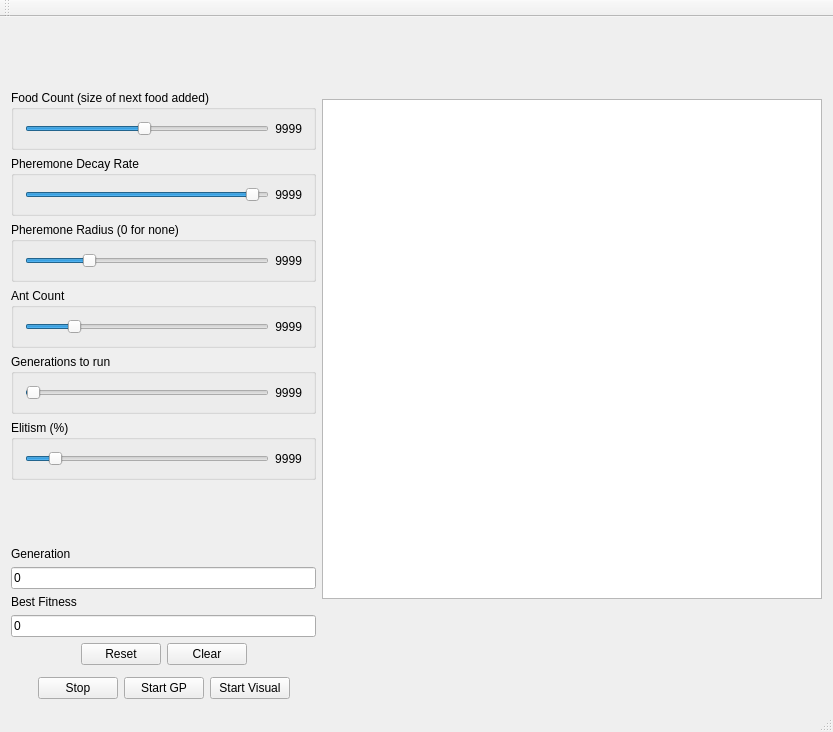
First picture: the form in Part3/part3window.ui, repository DrewMartin/GP-Ants, before the edit.
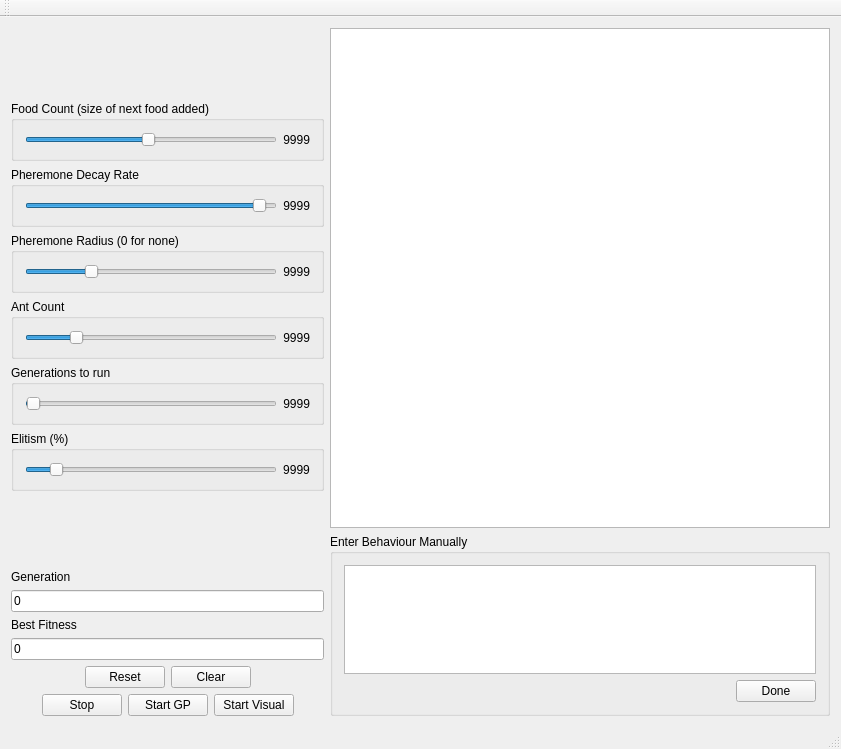
Second picture: the form after the edit. Custom widgets are drawn as their Qt base class.

Commit message: Parsing of existing behaviours for part 3

```diff
--- a/Part3/part3window.ui
+++ b/Part3/part3window.ui
@@ -6,8 +6,8 @@
    <rect>
     <x>0</x>
     <y>0</y>
-    <width>833</width>
-    <height>732</height>
+    <width>841</width>
+    <height>749</height>
    </rect>
   </property>
   <property name="windowTitle">
@@ -15,7 +15,7 @@
   </property>
   <widget class="QWidget" name="centralWidget">
    <layout class="QGridLayout" name="gridLayout">
-    <item row="0" column="0">
+    <item row="0" column="0" rowspan="2">
      <layout class="QVBoxLayout" name="verticalLayout_2">
       <item>
        <spacer name="verticalSpacer_2">
@@ -402,31 +402,7 @@
         </property>
        </widget>
       </item>
-     </layout>
-    </item>
-    <item row="0" column="1" rowspan="3">
-     <widget class="GraphicsView" name="graphicsView">
-      <property name="sizePolicy">
-       <sizepolicy hsizetype="Fixed" vsizetype="Fixed">
-        <horstretch>0</horstretch>
-        <verstretch>0</verstretch>
-       </sizepolicy>
-      </property>
-      <property name="minimumSize">
-       <size>
-        <width>500</width>
-        <height>500</height>
-       </size>
-      </property>
-      <property name="verticalScrollBarPolicy">
-       <enum>Qt::ScrollBarAlwaysOff</enum>
-      </property>
-      <property name="horizontalScrollBarPolicy">
-       <enum>Qt::ScrollBarAlwaysOff</enum>
-      </property>
-     </widget>
-    </item>
-    <item row="1" column="0">
+      <item>
      <layout class="QHBoxLayout" name="horizontalLayout_5">
       <item>
        <spacer name="horizontalSpacer_3">
@@ -470,7 +446,7 @@
       </item>
      </layout>
     </item>
-    <item row="3" column="0">
+      <item>
      <layout class="QHBoxLayout" name="horizontalLayout_4">
       <item>
        <spacer name="horizontalSpacer">
@@ -522,6 +498,78 @@
      </layout>
     </item>
    </layout>
+    </item>
+    <item row="0" column="1">
+     <widget class="GraphicsView" name="graphicsView">
+      <property name="sizePolicy">
+       <sizepolicy hsizetype="Fixed" vsizetype="Fixed">
+        <horstretch>0</horstretch>
+        <verstretch>0</verstretch>
+       </sizepolicy>
+      </property>
+      <property name="minimumSize">
+       <size>
+        <width>500</width>
+        <height>500</height>
+       </size>
+      </property>
+      <property name="verticalScrollBarPolicy">
+       <enum>Qt::ScrollBarAlwaysOff</enum>
+      </property>
+      <property name="horizontalScrollBarPolicy">
+       <enum>Qt::ScrollBarAlwaysOff</enum>
+      </property>
+     </widget>
+    </item>
+    <item row="1" column="1">
+     <widget class="QGroupBox" name="groupBox_7">
+      <property name="title">
+       <string>Enter Behaviour Manually</string>
+      </property>
+      <layout class="QVBoxLayout" name="verticalLayout_3">
+       <item>
+        <widget class="QTextEdit" name="behaviourEdit"/>
+       </item>
+       <item>
+        <layout class="QHBoxLayout" name="horizontalLayout_9">
+         <item>
+          <spacer name="horizontalSpacer_5">
+           <property name="orientation">
+            <enum>Qt::Horizontal</enum>
+           </property>
+           <property name="sizeHint" stdset="0">
+            <size>
+             <width>40</width>
+             <height>20</height>
+            </size>
+           </property>
+          </spacer>
+         </item>
+         <item>
+          <widget class="QPushButton" name="behaviourButton">
+           <property name="sizePolicy">
+            <sizepolicy hsizetype="Minimum" vsizetype="Fixed">
+             <horstretch>0</horstretch>
+             <verstretch>0</verstretch>
+            </sizepolicy>
+           </property>
+           <property name="minimumSize">
+            <size>
+             <width>50</width>
+             <height>0</height>
+            </size>
+           </property>
+           <property name="text">
+            <string>Done</string>
+           </property>
+          </widget>
+         </item>
+        </layout>
+       </item>
+      </layout>
+     </widget>
+    </item>
+   </layout>
   </widget>
   <widget class="QMenuBar" name="menuBar">
    <property name="geometry">
```
Left out of the diff: 2 changed lines with no effect on the pictures. Lines whose indentation alone changed are shown as unchanged. The commit also changes 30 other files.
